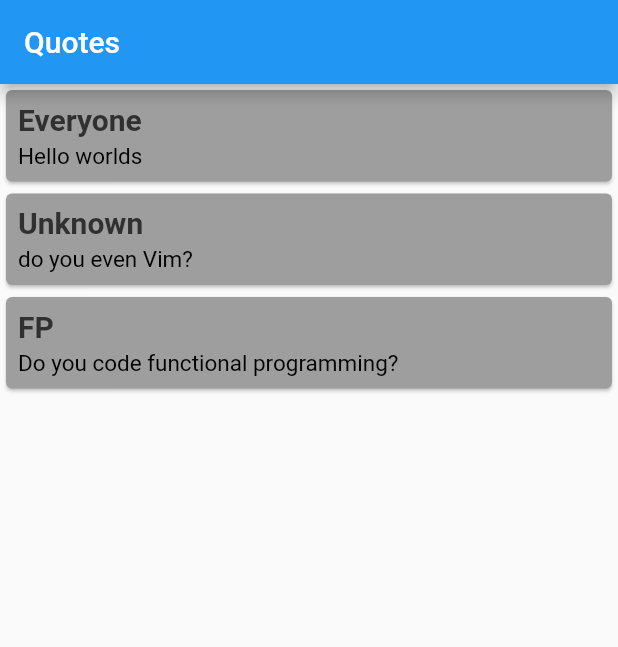
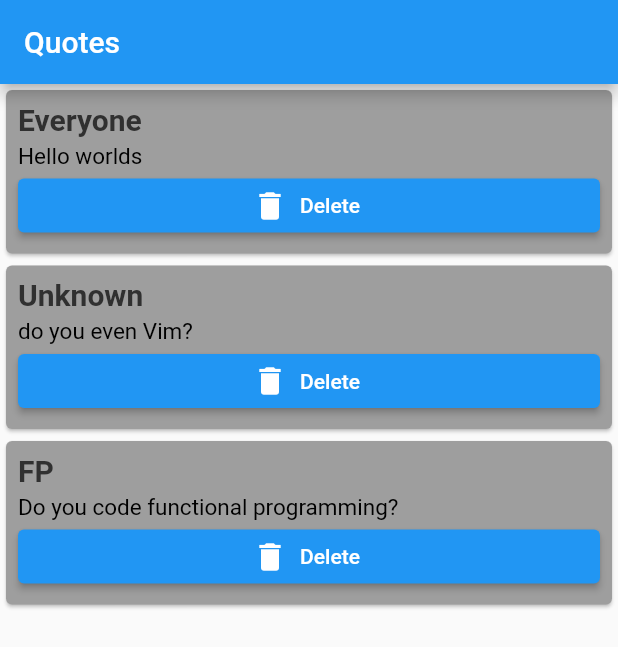
Before and after one commit to inblack67/Flutter, a Flutter app: the screen it shows after launch, on a phone screen of 412 x 824 dp. Shown: the top 647 px of the screen. Run offline on Flutter 3.47's test engine with Material 2 defaults, Android fonts, the light colour scheme and no system bars; project files that could hold a hidden picture were left out.

Commit message:
modular code

```diff
--- a/list_data/lib/main.dart
+++ b/list_data/lib/main.dart
@@ -1,5 +1,6 @@
 import 'package:flutter/material.dart';
 import 'package:list_data/quote.dart';
+import 'package:list_data/quoteCart.dart';
 
 void main() => runApp(MaterialApp(
       home: WLists(),
@@ -17,33 +18,11 @@ class _WListsState extends State<WLists> {
     Quote(author: 'FP', text: 'Do you code functional programming?'),
   ];
 
-  Widget getCard(Quote quote) => Card(
-        color: Colors.grey,
-        child: Padding(
-          padding: const EdgeInsets.all(8.0),
-          child: Column(
-            crossAxisAlignment: CrossAxisAlignment.stretch,
-            children: <Widget>[
-              Text(
-                quote.author,
-                style: TextStyle(
-                  color: Colors.grey[850],
-                  fontWeight: FontWeight.bold,
-                  fontSize: 20.0,
-                ),
-              ),
-              SizedBox(height: 4.0),
-              Text(
-                quote.text,
-                style: TextStyle(
-                  color: Colors.black,
-                  fontSize: 15.0,
-                ),
-              ),
-            ],
-          ),
-        ),
-      );
+  void deleteQuote(Quote quote) {
+    setState(() {
+      _quotes.remove(quote);
+    });;
+  }
 
   @override
   Widget build(BuildContext context) {
@@ -52,7 +31,12 @@ class _WListsState extends State<WLists> {
         title: Text('Quotes'),
       ),
       body: Column(
-        children: _quotes.map((quote) => getCard(quote)).toList(),
+        children: _quotes
+            .map((quote) => QuoteCard(
+                  quote: quote,
+                  deleteQuote: deleteQuote,
+                ))
+            .toList(),
       ),
     );
   }
--- /dev/null
+++ b/list_data/lib/quoteCart.dart
@@ -0,0 +1,45 @@
+import 'package:flutter/material.dart';
+import 'package:list_data/quote.dart';
+
+class QuoteCard extends StatelessWidget {
+  final Quote quote;
+  final Function deleteQuote;
+
+  QuoteCard({required this.quote, required this.deleteQuote});
+
+  @override
+  Widget build(BuildContext context) {
+    return Card(
+      color: Colors.grey,
+      child: Padding(
+        padding: const EdgeInsets.all(8.0),
+        child: Column(
+          crossAxisAlignment: CrossAxisAlignment.stretch,
+          children: <Widget>[
+            Text(
+              quote.author,
+              style: TextStyle(
+                color: Colors.grey[850],
+                fontWeight: FontWeight.bold,
+                fontSize: 20.0,
+              ),
+            ),
+            SizedBox(height: 4.0),
+            Text(
+              quote.text,
+              style: TextStyle(
+                color: Colors.black,
+                fontSize: 15.0,
+              ),
+            ),
+            ElevatedButton.icon(
+              onPressed: () => deleteQuote(quote),
+              icon: Icon(Icons.delete),
+              label: Text('Delete'),
+            )
+          ],
+        ),
+      ),
+    );
+  }
+}
```
